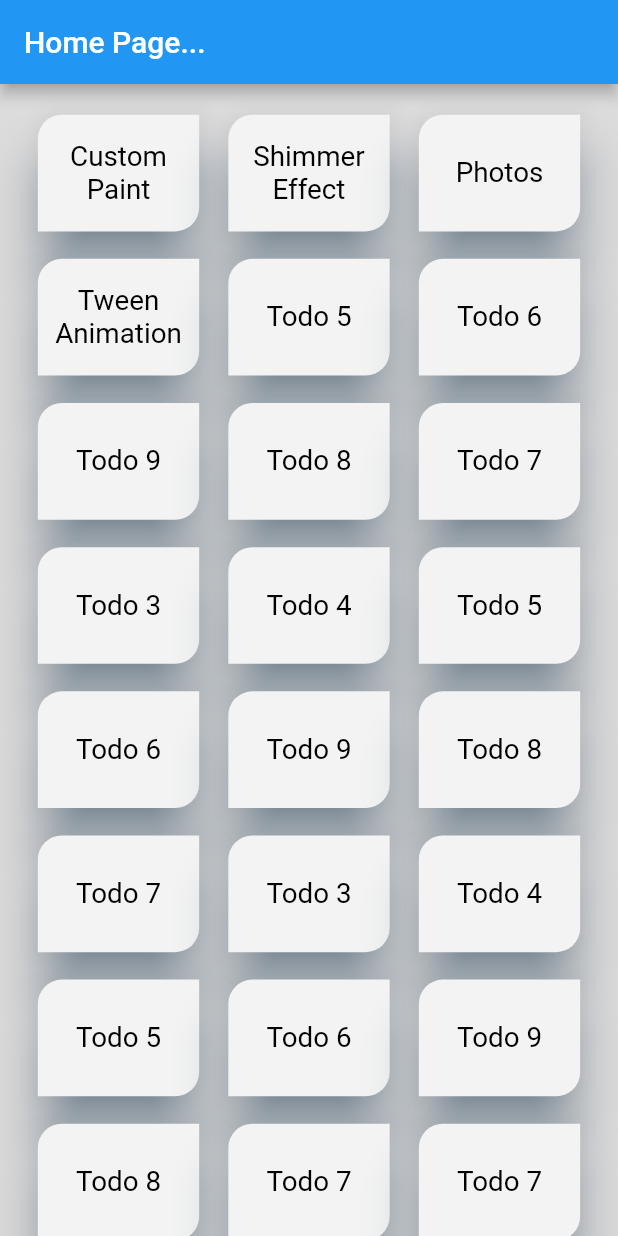
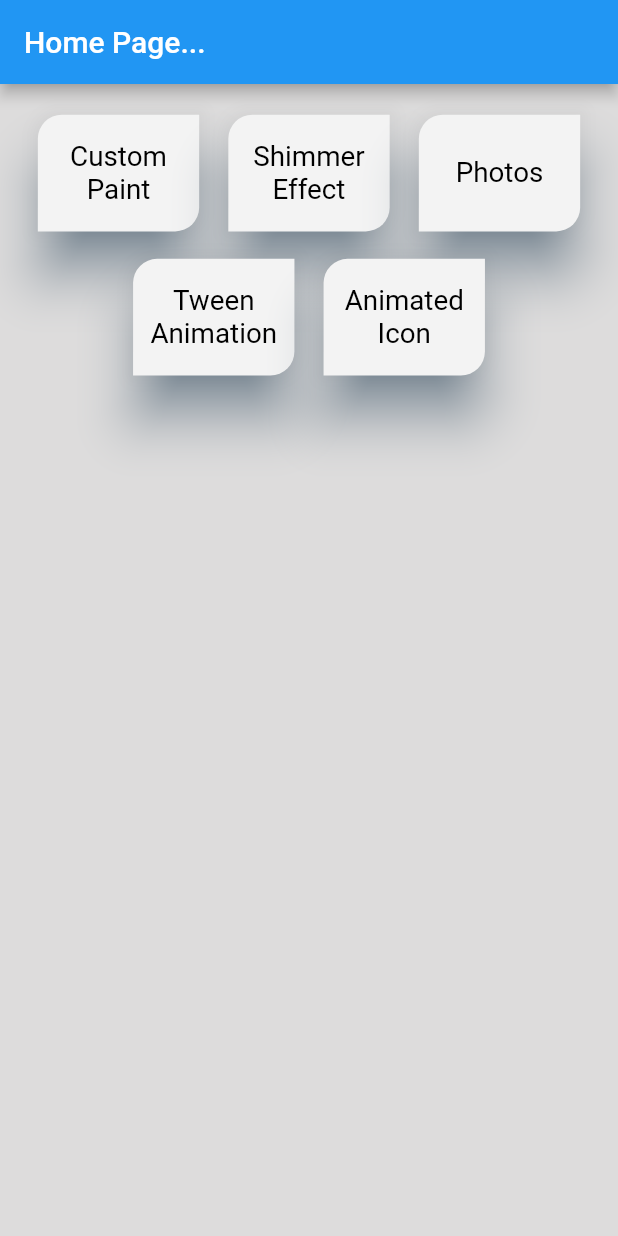
Before and after one commit to saagarkafle/projectB, a Flutter app: the screen it shows after launch, on a phone screen of 412 x 824 dp. Run offline on Flutter 3.47's test engine with Material 2 defaults, Android fonts, the light colour scheme and no system bars; our stand-ins replace curved_navigation_bar, flutter_modular, flutter_screenutil, google_fonts, shimmer.

Commit message:
add: animated icon added

```diff
--- a/lib/UI/screens/home_page.dart
+++ b/lib/UI/screens/home_page.dart
@@ -23,6 +23,7 @@ class HomePage extends StatelessWidget {
                 alignment: WrapAlignment.center,
                 spacing: 10.w,
                 runSpacing: 10.h,
+                crossAxisAlignment: WrapCrossAlignment.start,
                 children: [
                   CustomCard(
                     title: 'Custom Paint',
@@ -40,26 +41,29 @@ class HomePage extends StatelessWidget {
                     title: 'Tween Animation',
                     onPressed: () => Modular.to.pushNamed('/tween'),
                   ),
-                  CustomCard(title: 'Todo 5'),
-                  CustomCard(title: 'Todo 6'),
-                  CustomCard(title: 'Todo 9'),
-                  CustomCard(title: 'Todo 8'),
-                  CustomCard(title: 'Todo 7'),
-                  CustomCard(title: 'Todo 3'),
-                  CustomCard(title: 'Todo 4'),
-                  CustomCard(title: 'Todo 5'),
-                  CustomCard(title: 'Todo 6'),
-                  CustomCard(title: 'Todo 9'),
-                  CustomCard(title: 'Todo 8'),
-                  CustomCard(title: 'Todo 7'),
-                  CustomCard(title: 'Todo 3'),
-                  CustomCard(title: 'Todo 4'),
-                  CustomCard(title: 'Todo 5'),
-                  CustomCard(title: 'Todo 6'),
-                  CustomCard(title: 'Todo 9'),
-                  CustomCard(title: 'Todo 8'),
-                  CustomCard(title: 'Todo 7'),
-                  CustomCard(title: 'Todo 7'),
+                  CustomCard(
+                    title: 'Animated Icon',
+                    onPressed: () => Modular.to.pushNamed('/animatedicon'),
+                  ),
+                  // CustomCard(title: 'Todo 6'),
+                  // CustomCard(title: 'Todo 9'),
+                  // CustomCard(title: 'Todo 8'),
+                  // CustomCard(title: 'Todo 7'),
+                  // CustomCard(title: 'Todo 3'),
+                  // CustomCard(title: 'Todo 4'),
+                  // CustomCard(title: 'Todo 5'),
+                  // CustomCard(title: 'Todo 6'),
+                  // CustomCard(title: 'Todo 9'),
+                  // CustomCard(title: 'Todo 8'),
+                  // CustomCard(title: 'Todo 7'),
+                  // CustomCard(title: 'Todo 3'),
+                  // CustomCard(title: 'Todo 4'),
+                  // CustomCard(title: 'Todo 5'),
+                  // CustomCard(title: 'Todo 6'),
+                  // CustomCard(title: 'Todo 9'),
+                  // CustomCard(title: 'Todo 8'),
+                  // CustomCard(title: 'Todo 7'),
+                  // CustomCard(title: 'Todo 7'),
                 ],
               ),
             ),
--- a/lib/UI/screens/photos_page.dart
+++ b/lib/UI/screens/photos_page.dart
@@ -1,7 +1,7 @@
 // ignore_for_file: avoid_unnecessary_containers
 
+import 'package:flutter/material.dart';
 import 'package:curved_navigation_bar/curved_navigation_bar.dart';
-import 'package:flutter/material.dart';
 
 class HomePagee extends StatefulWidget {
   const HomePagee({super.key});
--- a/lib/UI/screens/shimmer_page.dart
+++ b/lib/UI/screens/shimmer_page.dart
@@ -11,7 +11,7 @@ class ThirdPage extends StatelessWidget {
   Widget build(BuildContext context) {
     return Scaffold(
       backgroundColor: AppColors.bgGreyColor,
-      appBar: AppBar(title: const Text('Title 2')),
+      appBar: AppBar(title: const Text('Shimmer effect')),
       body: Center(
         child: Padding(
           padding: const EdgeInsets.symmetric(horizontal: 16.0),
--- a/lib/UI/screens/tween_page.dart
+++ b/lib/UI/screens/tween_page.dart
@@ -50,7 +50,7 @@ class _TweenPageState extends State<TweenPage>
     return Scaffold(
       backgroundColor: AppColors.bgGreyColor,
       appBar: AppBar(
-        title: const Text('Tween Animation Practice'),
+        title: const Text('Tween Animation'),
       ),
       body: Padding(
         padding: EdgeInsets.all(16.w),
```
Also changed, not shown: lib/UI/screens/animated_icon.dart (added, +160 -0 lines), lib/UI/screens/custom_paint.dart (renamed from lib/UI/screens/second_page.dart, +11 -10 lines), lib/app.dart (+9 -2 lines).
